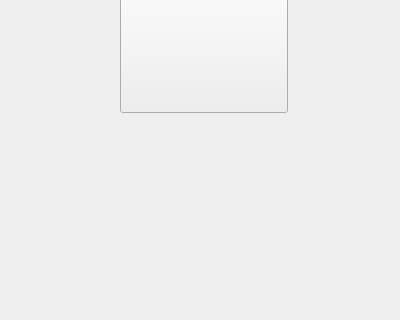
Above: ClientModule/userprofile.ui from giovannic96/Real-time-collaborative-text-editor before the change; both pictures show x 0 to 400 and y 95 to 415 of the 400 by 600 pixel window. Below: the same form after it.
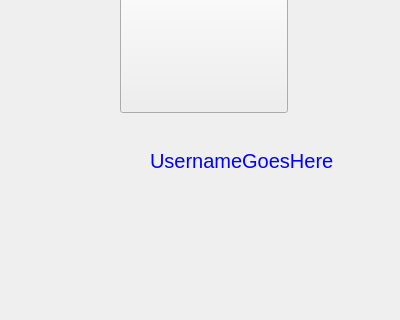
That is the form after the change. Icons and pictures are not drawn.

The edit to the form file:
```diff
--- a/ClientModule/userprofile.ui
+++ b/ClientModule/userprofile.ui
@@ -73,6 +73,23 @@
     </size>
    </property>
   </widget>
+  <widget class="QLabel" name="Username">
+   <property name="geometry">
+    <rect>
+     <x>150</x>
+     <y>240</y>
+     <width>231</width>
+     <height>31</height>
+    </rect>
+   </property>
+   <property name="styleSheet">
+    <string notr="true">color: #0000FF;
+font-size: 20px;</string>
+   </property>
+   <property name="text">
+    <string>UsernameGoesHere</string>
+   </property>
+  </widget>
  </widget>
  <resources>
   <include location="Risorse.qrc"/>
```
